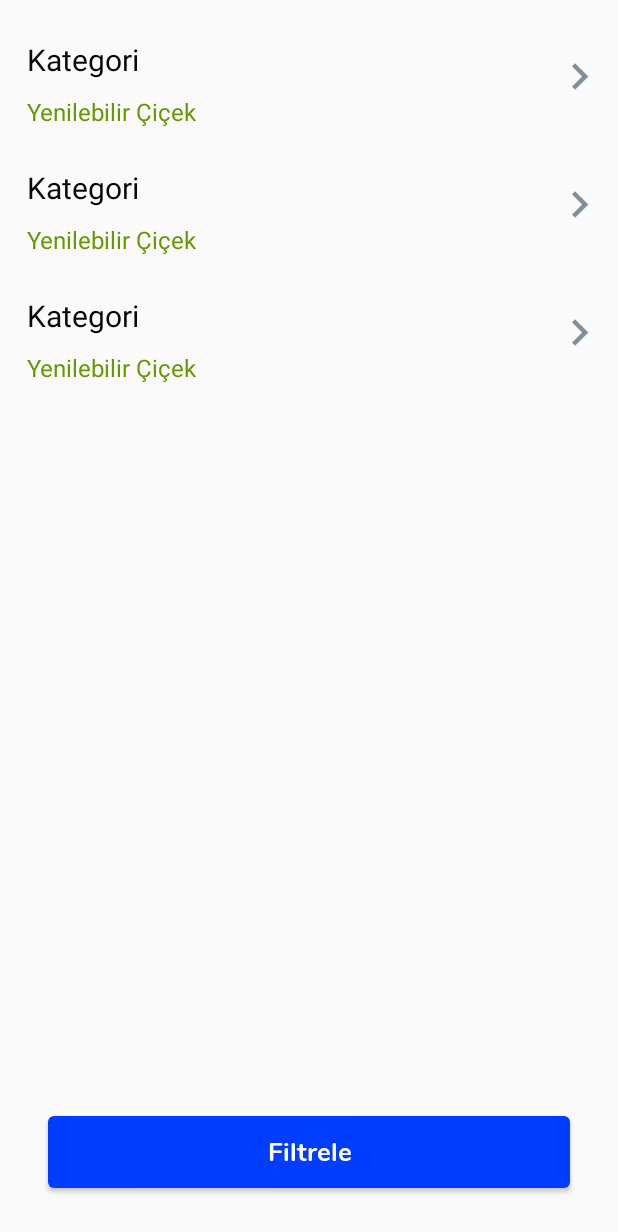
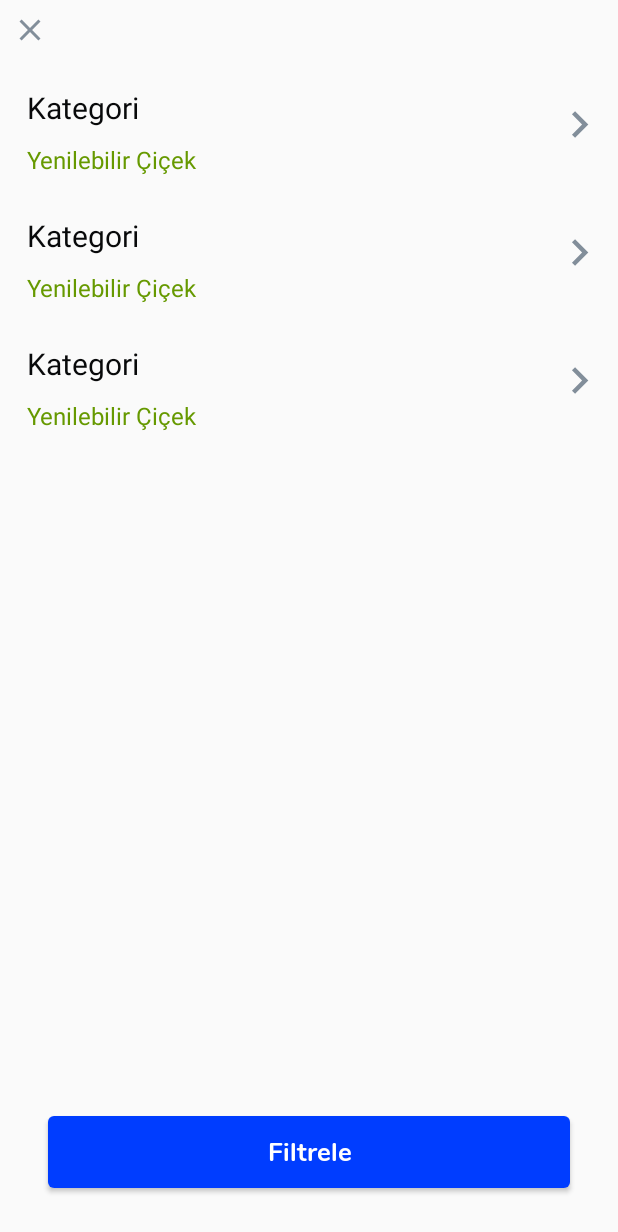
Before and after one commit to aligkts/FlowerBox, an Android app: the layout fragment_filter_bottom_sheet.xml on its own in the app's theme, with its tools: preview values and no code run, on a phone screen of 412 x 824 dp. Shown: the top 1232 px of the screen. Run offline under Robolectric (Android 15) with nearby library versions, the light colour scheme and no system bars.

Commit message:
Added state for filtering

```diff
--- a/app/src/main/kotlin/com/aligkts/flowerbox/data/remote/model/product/ValueResponseModel.kt
+++ b/app/src/main/kotlin/com/aligkts/flowerbox/data/remote/model/product/ValueResponseModel.kt
@@ -8,7 +8,7 @@ data class ValueResponseModel(
     @Json(name = "detailValueId")
     val detailValueId: Int,
     @Json(name = "filterQueryString")
-    val filterQueryString: Any?,
+    val filterQueryString: String?,
     @Json(name = "filterQueryStringWithProductGroup")
     val filterQueryStringWithProductGroup: String?,
     @Json(name = "group")
--- a/app/src/main/kotlin/com/aligkts/flowerbox/internal/injection/module/MoshiModule.kt
+++ b/app/src/main/kotlin/com/aligkts/flowerbox/internal/injection/module/MoshiModule.kt
@@ -1,7 +1,5 @@
 package com.aligkts.flowerbox.internal.injection.module
 
-import com.aligkts.flowerbox.internal.util.DateAdapter
-import com.aligkts.flowerbox.internal.util.ImageJsonAdapter
 import com.serjltt.moshi.adapters.Wrapped
 import com.squareup.moshi.Moshi
 import com.squareup.moshi.kotlin.reflect.KotlinJsonAdapterFactory
@@ -17,8 +15,6 @@ internal class MoshiModule {
     fun provideMoshi(): Moshi {
         return Moshi.Builder()
             .add(KotlinJsonAdapterFactory())
-            .add(ImageJsonAdapter())
-            .add(DateAdapter())
             .add(Wrapped.ADAPTER_FACTORY)
             .build()
     }
--- a/app/src/main/kotlin/com/aligkts/flowerbox/internal/util/api/ErrorHandlingInterceptor.kt
+++ b/app/src/main/kotlin/com/aligkts/flowerbox/internal/util/api/ErrorHandlingInterceptor.kt
@@ -62,6 +62,6 @@ class ErrorHandlingInterceptor(
 }
 
 private data class ApiError(
-    @Json(name = "status_code") val code: Int,
-    @Json(name = "status_message") val message: String
+    @Json(name = "status_code") val code: Int?,
+    @Json(name = "status_message") val message: String?
 )
--- a/app/src/main/kotlin/com/aligkts/flowerbox/scene/product/ProductFragment.kt
+++ b/app/src/main/kotlin/com/aligkts/flowerbox/scene/product/ProductFragment.kt
@@ -19,7 +19,7 @@ class ProductFragment : BaseFragment<ProductViewModel, FragmentProductBinding>()
         super.initialize()
         binder.productAdapter = ProductAdapter(this)
         binder.txtFilter.setOnClickListener {
-            FilterBottomSheetFragment.newInstance { selections ->
+            FilterBottomSheetFragment.newInstance(viewModel.filterSelectionList) { selections ->
                 viewModel.fetchFilteredProductList(filterSelectionList = selections)
             }.show(childFragmentManager, FilterBottomSheetFragment.TAG)
         }
--- a/app/src/main/kotlin/com/aligkts/flowerbox/uimodel/FilterItemUiModel.kt
+++ b/app/src/main/kotlin/com/aligkts/flowerbox/uimodel/FilterItemUiModel.kt
@@ -9,6 +9,6 @@ data class FilterItemUiModel(
     override val id: Long,
     val categoryName: String,
     val isSingleChoice: Boolean,
-    var selectedValues: List<String> = arrayListOf(),
-    val values: List<FilterValueItemUiModel>
+    var selectedValues: MutableList<String> = mutableListOf(),
+    var values: List<FilterValueItemUiModel>
 ) : ListAdapterItem
--- a/app/src/main/res/drawable/ic_close.xml
+++ b/app/src/main/res/drawable/ic_close.xml
@@ -1,5 +1,10 @@
-<vector android:height="24dp" android:tint="#828E9A"
-    android:viewportHeight="24" android:viewportWidth="24"
-    android:width="24dp" xmlns:android="http://schemas.android.com/apk/res/android">
-    <path android:fillColor="@android:color/white" android:pathData="M19,6.41L17.59,5 12,10.59 6.41,5 5,6.41 10.59,12 5,17.59 6.41,19 12,13.41 17.59,19 19,17.59 13.41,12z"/>
+<vector xmlns:android="http://schemas.android.com/apk/res/android"
+    android:width="24dp"
+    android:height="24dp"
+    android:tint="#828E9A"
+    android:viewportWidth="24"
+    android:viewportHeight="24">
+    <path
+        android:fillColor="@android:color/white"
+        android:pathData="M19,6.41L17.59,5 12,10.59 6.41,5 5,6.41 10.59,12 5,17.59 6.41,19 12,13.41 17.59,19 19,17.59 13.41,12z" />
 </vector>
--- a/app/src/main/res/layout/fragment_filter_bottom_sheet.xml
+++ b/app/src/main/res/layout/fragment_filter_bottom_sheet.xml
@@ -21,6 +21,15 @@
         android:layout_width="match_parent"
         android:layout_height="match_parent">
 
+        <androidx.appcompat.widget.AppCompatImageView
+            android:id="@+id/img_close"
+            android:layout_width="wrap_content"
+            android:layout_height="wrap_content"
+            android:layout_margin="@dimen/margin_small"
+            app:layout_constraintStart_toStartOf="parent"
+            app:layout_constraintTop_toTopOf="parent"
+            app:srcCompat="@drawable/ic_close" />
+
         <androidx.recyclerview.widget.RecyclerView
             android:id="@+id/recycler_view_filter"
             android:layout_width="match_parent"
@@ -32,7 +41,7 @@
             app:adapter="@{filterAdapter}"
             app:layoutManager="androidx.recyclerview.widget.LinearLayoutManager"
             app:layout_constraintBottom_toTopOf="@id/button_apply_filter"
-            app:layout_constraintTop_toTopOf="parent"
+            app:layout_constraintTop_toBottomOf="@id/img_close"
             app:seperator="@{DividerItemDecoration.VERTICAL}"
             app:submitList="@{viewModel.filters}"
             tools:listitem="@layout/recyclerview_item_filter" />
--- a/app/src/main/res/values/strings.xml
+++ b/app/src/main/res/values/strings.xml
@@ -15,6 +15,7 @@
 
     <!-- region Product List -->
     <string name="filter">Filtrele</string>
+    <string name="empty_filter_result">Aradığınız kriterlerde herhangi bir ürün bulunamamıştır.</string>
     <!-- endregion -->
 
 </resources>
```
Also changed, not shown: app/src/main/kotlin/com/aligkts/flowerbox/internal/extension/List.kt (+8 -6 lines), app/src/main/kotlin/com/aligkts/flowerbox/scene/filter/FilterBottomSheetFragment.kt (+39 -17 lines), app/src/main/kotlin/com/aligkts/flowerbox/scene/filter/FilterBottomSheetViewModel.kt (+14 -0 lines), app/src/main/kotlin/com/aligkts/flowerbox/scene/product/ProductViewModel.kt (+5 -2 lines), app/src/main/res/layout/fragment_product.xml (+17 -2 lines).
